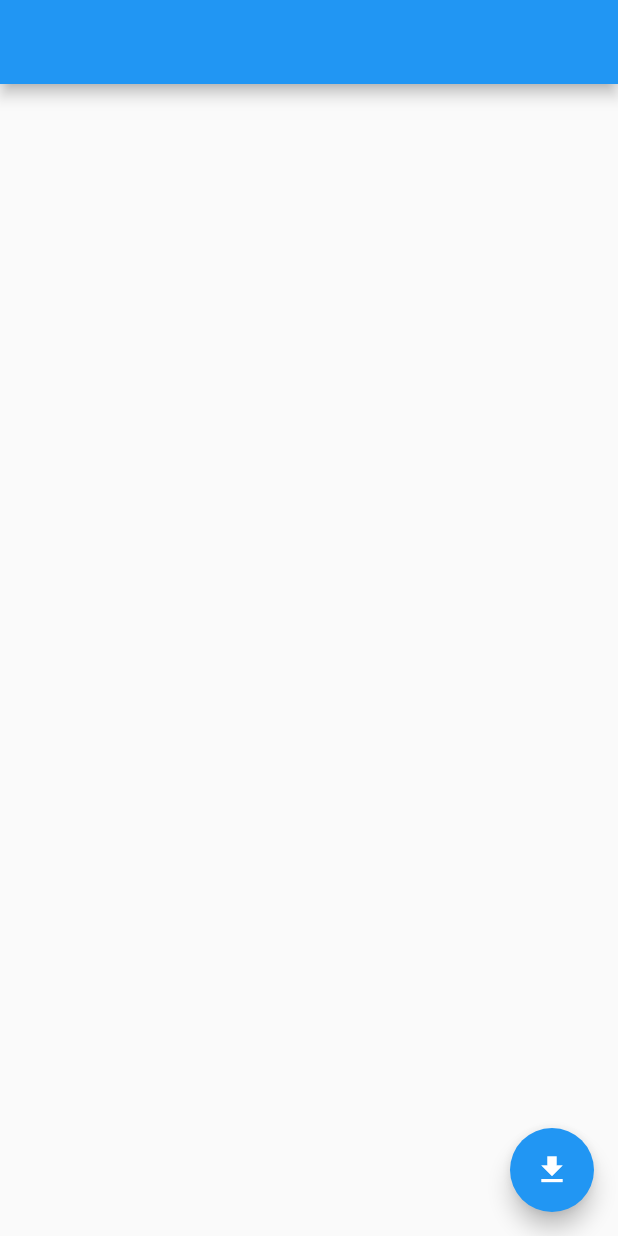
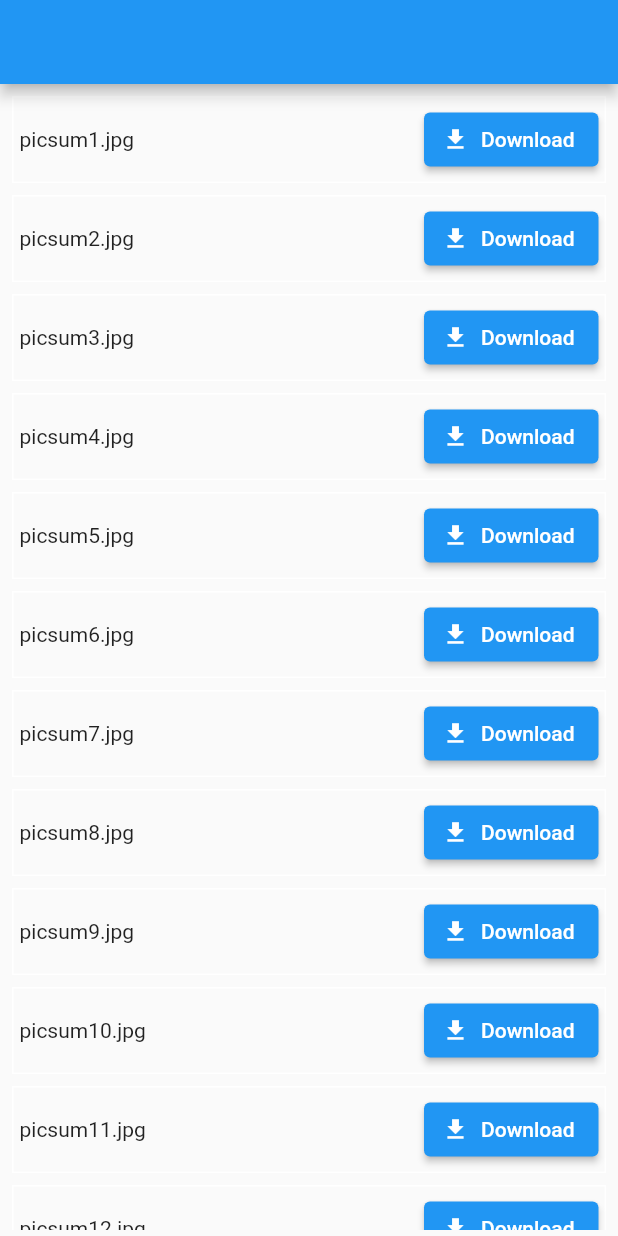
Before and after one commit to naing-pyae-hlyan/downloader_example, a Flutter app: the screen it shows after launch, on a phone screen of 412 x 824 dp. Run offline on Flutter 3.47's test engine with Material 2 defaults, Android fonts, the phone set to English and light mode, and no system bars; our stand-ins replace awesome_notifications, dio, flutter_local_notifications, open_file, permission_handler.

Commit message:
download list

```diff
--- a/lib/lib.dart
+++ b/lib/lib.dart
@@ -8,6 +8,8 @@ export 'package:flutter_local_notifications/flutter_local_notifications.dart';
 export 'package:open_file/open_file.dart';
 export 'package:path_provider/path_provider.dart';
 export 'package:permission_handler/permission_handler.dart';
+export 'package:provider/provider.dart';
 
 export 'controller/controller.dart';
 export 'ui/ui.dart';
+export 'utils/utils.dart';
--- /dev/null
+++ b/lib/ui/list_download_page.dart
@@ -0,0 +1,123 @@
+import '../lib.dart';
+
+class BaseListDownloadPage extends StatelessWidget {
+  const BaseListDownloadPage({Key? key}) : super(key: key);
+
+  @override
+  Widget build(BuildContext context) {
+    return MultiProvider(
+      providers: [
+        ChangeNotifierProvider(create: (_) => DownloaderController()),
+        ChangeNotifierProvider(
+          create: (_) => ProgressController(progressList: []),
+        ),
+      ],
+      child: ListDownloadPage(),
+    );
+  }
+}
+
+class ListDownloadPage extends StatelessWidget {
+  const ListDownloadPage({Key? key}) : super(key: key);
+
+  List<ListModel> get _getList {
+    final String url = 'https://www.ft.com/__origami/service/image/v2/images/raw/https%3A%2F%2Fd1e00ek4ebabms.cloudfront.net%2Fproduction%2Fe5d2ad35-c2cc-4b47-9e62-46097217107a.jpg?fit=scale-down&source=next&width=700';
+    // final String url = 'https://picsum.photos/200';
+    return List.generate(15,
+        (index) => ListModel(url: url, finleName: 'picsum${index + 1}.jpg'));
+  }
+
+  @override
+  Widget build(BuildContext context) {
+    context.read<ProgressController>().setList(_getList.length);
+    return Scaffold(
+      appBar: AppBar(),
+      body: _bodyWidget(context),
+    );
+  }
+
+  Widget _bodyWidget(BuildContext context) => Container(
+        margin: const EdgeInsets.all(4),
+        child: ListView.builder(
+          itemCount: _getList.length,
+          itemBuilder: (context, index) => _listItem(
+            context,
+            index,
+            _getList[index],
+          ),
+        ),
+      );
+
+  Widget _listItem(BuildContext context, int index, ListModel data) =>
+      Consumer2<DownloaderController, ProgressController>(
+        builder: (context, provider, progress, child) => Container(
+          margin: const EdgeInsets.all(4),
+          padding: const EdgeInsets.all(4),
+          decoration: BoxDecoration(
+            border: Border.all(width: 1, color: Colors.white),
+          ),
+          child: Row(
+            mainAxisAlignment: MainAxisAlignment.spaceBetween,
+            children: <Widget>[
+              Text('${data.finleName}'),
+              _progressWidget(context, data, progress, index),
+              SizedBox(width: 8),
+              ElevatedButton.icon(
+                onPressed: () async => provider.download(
+                  data,
+                  onReceiveProgress: (int received, int total) async => progress
+                      .setProgress((received / total * 100).round(), index),
+                ),
+                icon: Icon(
+                  data.isSuccess! ? Icons.check : Icons.download,
+                  size: 18,
+                ),
+                label: Text(data.isSuccess! ? 'Complete' : 'Download'),
+              ),
+            ],
+          ),
+        ),
+      );
+
+  Widget _progressWidget(
+    BuildContext context,
+    ListModel data,
+    ProgressController progress,
+    int index,
+  ) =>
+      Visibility(
+        visible: data.dwlStatus == DwlStatus.DOWNLOADING,
+        child: Expanded(
+          child: Text(
+            '${progress.progressList![index].toStringAsFixed(0)}%',
+            textAlign: TextAlign.end,
+          ),
+        ),
+      );
+}
+
+class ListModel {
+  ListModel({
+    this.url,
+    this.finleName,
+    this.path,
+    this.isSuccess = false,
+    this.error,
+    this.progress = 0,
+    this.dwlStatus = DwlStatus.NOT_START,
+  });
+  String? url;
+  DwlStatus dwlStatus;
+  String? finleName;
+  String? path;
+  bool? isSuccess;
+  String? error;
+  int? progress;
+}
+
+enum DwlStatus {
+  NOT_START,
+  DOWNLOADING,
+  ERROR,
+  COMPLETE,
+}
--- a/lib/ui/ui.dart
+++ b/lib/ui/ui.dart
@@ -1 +1,3 @@
 export 'home_page.dart';
+export 'download_page.dart';
+export 'list_download_page.dart';
--- /dev/null
+++ b/lib/utils/utils.dart
@@ -0,0 +1 @@
+export 'file_utils.dart';
--- a/pubspec.yaml
+++ b/pubspec.yaml
@@ -31,6 +31,7 @@ dependencies:
   open_file: ^3.2.1
   flutter_local_notifications: ^8.1.1+1
   awesome_notifications: ^0.0.6+10
+  provider: ^6.0.0
 
   # The following adds the Cupertino Icons font to your application.
   # Use with the CupertinoIcons class for iOS style icons.
```
Also changed, not shown: lib/controller/downloader_controller.dart (+58 -0 lines), lib/main.dart (+15 -14 lines), lib/utils/file_utils.dart (added, +19 -0 lines), pubspec.lock.
